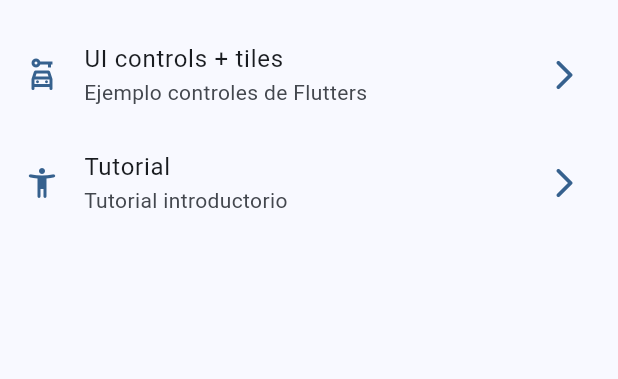
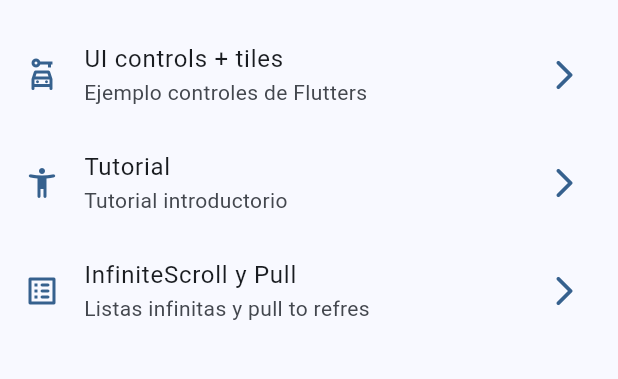
Before and after one commit to Joseeop/widget_app, a Flutter app: the screen it shows after launch, on a phone screen of 412 x 824 dp, the part 603-982 px from its top. Run offline on Flutter 3.47's test engine with Material 2 defaults, Android fonts, the phone set to English and light mode, and no system bars; our stand-ins replace animate_do, go_router.

Commit message:
InifniteScroll creado

```diff
--- a/lib/config/menu/menu_items.dart
+++ b/lib/config/menu/menu_items.dart
@@ -59,4 +59,12 @@ const appMenuItems = <MenuItem>{
     subTitle: 'Tutorial introductorio',
     link: '/tutorial',
     icon: Icons.accessibility_new_rounded),
+
+        MenuItem(
+    title: 'InfiniteScroll y Pull',
+    subTitle: 'Listas infinitas y pull to refres',
+    link: '/infinite',
+    icon: Icons.list_alt_rounded),
+
+
 };
--- a/lib/config/router/app_router.dart
+++ b/lib/config/router/app_router.dart
@@ -47,5 +47,10 @@ final appRouter = GoRouter(
       path: '/tutorial',
       builder: (context, state) => const AppTutorialScreen(),
     ),
+     GoRoute(
+      name: InfiniteScroll.name,
+      path: '/infinite',
+      builder: (context, state) => const InfiniteScroll(),
+    ),
   ],
 );
```
Also changed, not shown: lib/presentation/screens/infinite_scroll/infinite_scroll_screen.dart (+38 -2 lines).
